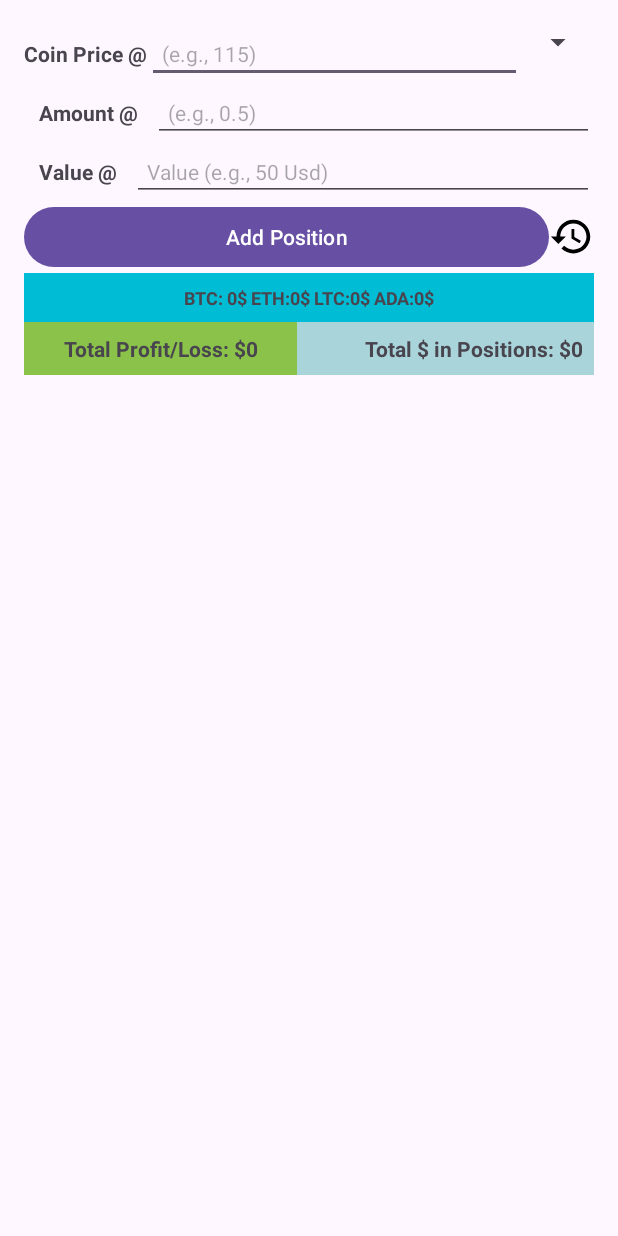
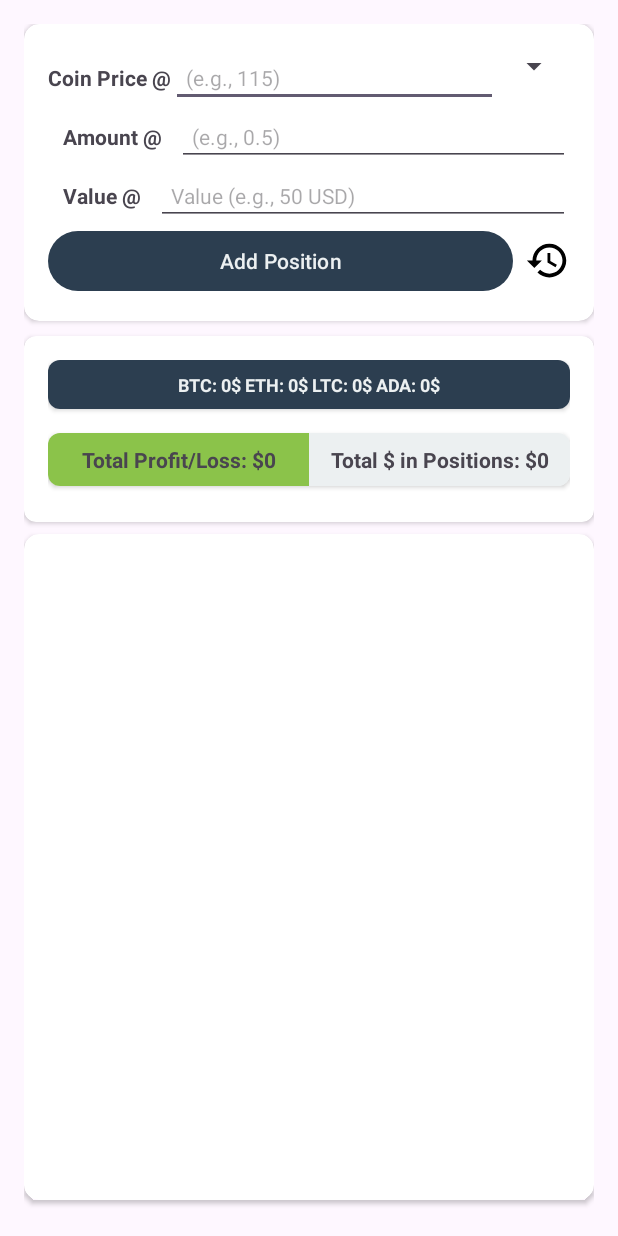
Before and after one commit to mati-tech/BitCollector, an Android app: the layout activity_dcacalculator.xml on its own in the app's theme, with its tools: preview values and no code run, on a phone screen of 412 x 824 dp. Run offline under Robolectric (Android 15) with nearby library versions, the phone set to English and light mode, and no system bars.

Commit message:
working version before new design for collapsing and profile part

```diff
--- a/dcaandroid/app/src/main/java/com/mati_tech/dca/dcanew/ui/DcaCalculator.kt
+++ b/dcaandroid/app/src/main/java/com/mati_tech/dca/dcanew/ui/DcaCalculator.kt
@@ -115,7 +115,7 @@ class DcaCalculator : AppCompatActivity() {
         }
         // Observe total sum
         viewModel.totalInvested.observe(this) { total ->
-            binding.TotalMoneyUsd.text = "Total $ in Positions: $${String.format("%.2f", total)}"
+            binding.TotalMoneyUsd.text = "Total$: $${String.format("%.2f", total)}"
         }
         // Fetch total initially and refresh when needed
         viewModel.fetchTotalInvested()
--- /dev/null
+++ b/dcaandroid/app/src/main/res/drawable/baseline_keyboard_arrow_down_24.xml
@@ -0,0 +1,5 @@
+<vector xmlns:android="http://schemas.android.com/apk/res/android" android:height="24dp" android:tint="#000000" android:viewportHeight="24" android:viewportWidth="24" android:width="24dp">
+
+    <path android:fillColor="@android:color/white" android:pathData="M7.41,8.59L12,13.17l4.59,-4.58L18,10l-6,6 -6,-6 1.41,-1.41z"/>
+
+</vector>
--- a/dcaandroid/app/src/main/res/layout/activity_dcacalculator.xml
+++ b/dcaandroid/app/src/main/res/layout/activity_dcacalculator.xml
@@ -8,11 +8,22 @@
     android:orientation="vertical"
     tools:context=".dcanew.ui.DcaCalculator">
 
-    //
+    <!-- CardView containing the inputs for position -->
+    <androidx.cardview.widget.CardView
+        android:layout_width="match_parent"
+        android:layout_height="wrap_content"
+        android:elevation="5dp"
+        app:cardCornerRadius="10dp"
+        android:layout_marginBottom="8dp">
 
+        <!-- Inside CardView: LinearLayout for Inputs -->
+        <LinearLayout
+            android:layout_width="match_parent"
+            android:orientation="vertical"
+            android:layout_height="wrap_content"
+            android:padding="16dp">
 
-
-
+            <!-- Coin Price Input Section -->
             <LinearLayout
                 android:layout_width="match_parent"
                 android:orientation="horizontal"
@@ -23,13 +34,11 @@
                     android:text="Coin Price @"
                     android:textStyle="bold"
                     android:textSize="14sp"
-            android:layout_height="wrap_content">
-
-        </TextView>
+                    android:layout_height="wrap_content"/>
 
                 <EditText
                     android:id="@+id/BuyPrice"
-            android:layout_width="match_parent"
+                    android:layout_width="0dp"
                     android:layout_height="wrap_content"
                     android:layout_weight="1"
                     android:padding="10dp"
@@ -40,41 +49,35 @@
                 <Spinner
                     android:layout_width="wrap_content"
                     android:id="@+id/coin_Name_spinner"
-
-            android:layout_height="wrap_content">
-
-        </Spinner>
-
+                    android:layout_height="wrap_content" />
             </LinearLayout>
 
-
-
+            <!-- Amount in Coin Input Section -->
             <LinearLayout
                 android:layout_width="match_parent"
                 android:layout_height="wrap_content"
                 android:orientation="horizontal">
+
                 <TextView
                     android:layout_width="wrap_content"
                     android:text="Amount @"
                     android:textStyle="bold"
                     android:padding="10dp"
+                    android:textSize="14sp"
+                    android:layout_height="wrap_content"/>
 
-            android:textSize="14sp"
-            android:layout_height="wrap_content">
-
-        </TextView>
                 <EditText
                     android:id="@+id/AmountinCoin"
-            android:layout_width="match_parent"
+                    android:layout_width="0dp"
                     android:layout_height="wrap_content"
+                    android:layout_weight="1"
                     android:hint="(e.g., 0.5)"
                     android:padding="10dp"
                     android:textSize="14sp"
                     android:inputType="numberDecimal" />
-
-
             </LinearLayout>
 
+            <!-- Value in USD Input Section -->
             <LinearLayout
                 android:layout_width="match_parent"
                 android:layout_height="wrap_content"
@@ -86,98 +89,143 @@
                     android:textStyle="bold"
                     android:padding="10dp"
                     android:textSize="14sp"
-        android:layout_height="wrap_content">
+                    android:layout_height="wrap_content"/>
 
-    </TextView>
                 <EditText
                     android:id="@+id/ValueinUSD"
-        android:layout_width="match_parent"
+                    android:layout_width="0dp"
                     android:layout_height="wrap_content"
-        android:hint="Value (e.g., 50 Usd)"
+                    android:layout_weight="1"
+                    android:hint="Value (e.g., 50 USD)"
                     android:textSize="14sp"
                     android:padding="10dp"
                     android:inputType="numberDecimal" />
 
             </LinearLayout>
-    //
-
-
             <LinearLayout
                 android:layout_width="match_parent"
                 android:orientation="horizontal"
                 android:layout_height="wrap_content">
+
             <Button
                 android:id="@+id/btnAddPosition"
                 android:layout_width="match_parent"
                 android:layout_height="wrap_content"
+                android:text="Add Position"
+
+                android:textColor="@color/main3"
+                android:layout_weight="1"
                 android:textSize="14sp"
-            android:layout_weight="1"
-            android:text="Add Position" />
+                />
             <ImageView
+                android:id="@+id/history_button"
                 android:layout_width="30dp"
-            android:id="@+id/history_button"
+                android:layout_height="30dp"
                 android:src="@drawable/baseline_history_24"
                 android:layout_gravity="center"
-            android:layout_height="30dp">
-        </ImageView>
+                android:layout_marginStart="8dp"/>
+            </LinearLayout>
+        </LinearLayout>
+    </androidx.cardview.widget.CardView>
 
-    </LinearLayout>
+    <!-- Button and History Button Section -->
+    <androidx.cardview.widget.CardView
+        android:layout_width="match_parent"
+        android:layout_height="wrap_content"
+        android:elevation="5dp"
+        app:cardCornerRadius="8dp"
+        android:layout_marginTop="2dp">
 
+        <!-- All Sections Inside One CardView -->
+        <LinearLayout
+            android:layout_width="match_parent"
+            android:orientation="vertical"
+            android:layout_height="wrap_content"
+            android:padding="16dp">
 
+            <!-- Current Price Section Inside CardView -->
+            <androidx.cardview.widget.CardView
+                android:layout_width="match_parent"
+                android:layout_height="wrap_content"
+                android:elevation="5dp"
+                app:cardCornerRadius="8dp"
+                android:layout_marginBottom="16dp">
 
-
+                <!-- Current Price Text Section -->
                 <TextView
                     android:id="@+id/currentprice"
                     android:layout_width="match_parent"
                     android:layout_height="wrap_content"
-            android:text="BTC: 0$ ETH:0$
-LTC:0$ ADA:0$"
-
+                    android:text="BTC: 0$ ETH: 0$ LTC: 0$ ADA: 0$"
                     android:textSize="12sp"
                     android:layout_gravity="center"
                     android:textStyle="bold"
-            android:background="#00BCD4"
+                    android:background="@color/main"
+                    android:textColor="@color/main3"
                     android:gravity="center"
                     android:padding="8dp" />
-        <!-- Profit/Loss Summary -->
+            </androidx.cardview.widget.CardView>
 
+            <!-- Profit/Loss Summary Section Inside CardView -->
+            <androidx.cardview.widget.CardView
+                android:layout_width="match_parent"
+                android:layout_height="wrap_content"
+                android:elevation="5dp"
+                app:cardCornerRadius="8dp"
+                android:layout_marginBottom="8dp">
+
+                <!-- Profit/Loss Summary Section -->
                 <LinearLayout
                     android:layout_width="match_parent"
                     android:orientation="horizontal"
                     android:layout_height="wrap_content">
+
                     <TextView
                         android:id="@+id/TotalProfitLoss"
-            android:layout_width="wrap_content"
-            android:layout_height="wrap_content"
+                        android:layout_width="0dp"
+                        android:layout_height="match_parent"
                         android:text="Total Profit/Loss: $0"
                         android:textSize="14sp"
                         android:gravity="center"
                         android:layout_weight="1"
                         android:background="@color/green"
-            android:layout_gravity="center"
                         android:textStyle="bold"
-            android:padding="8dp" />
+                        android:padding="8dp"/>
+
                     <TextView
                         android:id="@+id/TotalMoneyUsd"
-            android:layout_width="wrap_content"
-            android:layout_height="wrap_content"
+                        android:layout_width="0dp"
+                        android:layout_height="match_parent"
                         android:text="Total $ in Positions: $0"
                         android:textSize="14sp"
-            android:gravity="end"
+                        android:gravity="center"
                         android:layout_weight="1"
-            android:background="#A9D4DA"
-            android:layout_gravity="center"
+                        android:background="@color/main3"
                         android:textStyle="bold"
-            android:padding="8dp" />
+                        android:padding="8dp"/>
+                </LinearLayout>
+            </androidx.cardview.widget.CardView>
 
         </LinearLayout>
 
-    <!-- RecyclerView to display positions -->
+    </androidx.cardview.widget.CardView>
+
+    <androidx.cardview.widget.CardView
+        android:layout_width="match_parent"
+        android:layout_height="0dp"
+        android:elevation="5dp"
+        android:layout_weight="1"
+        app:cardCornerRadius="10dp"
+        android:layout_marginTop="8dp"
+        android:layout_marginBottom="8dp">
+    <!-- RecyclerView to Display Positions -->
         <androidx.recyclerview.widget.RecyclerView
             android:id="@+id/PositionsRecyclerView"
             android:layout_width="match_parent"
-        android:layout_height="0dp"
+            android:padding="4dp"
+            android:layout_height="match_parent"
             android:layout_weight="1"
             android:paddingTop="8dp" />
+    </androidx.cardview.widget.CardView>
 
 </LinearLayout>
--- a/dcaandroid/app/src/main/res/values/colors.xml
+++ b/dcaandroid/app/src/main/res/values/colors.xml
@@ -5,4 +5,7 @@
     <color name="red">#FF0303</color>
     <color name="green">#8BC34A</color>
     <color name="light_grey">#686866</color>
+    <color name="main">#2C3E50</color>
+    <color name="main2">#27AE60</color>
+    <color name="main3">#ECF0F1</color>
 </resources>
--- a/dcaandroid/app/src/main/res/values/themes.xml
+++ b/dcaandroid/app/src/main/res/values/themes.xml
@@ -2,7 +2,9 @@
     <!-- Base application theme. -->
     <style name="Base.Theme.Dca" parent="Theme.Material3.DayNight.NoActionBar">
         <!-- Customize your light theme here. -->
-        <!-- <item name="colorPrimary">@color/my_light_primary</item> -->
+         <item name="colorPrimary">@color/main</item>
+         <item name="colorOnPrimary">@color/main2</item>
+         <item name="colorPrimaryVariant">@color/main3</item>
     </style>
 
     <style name="Theme.Dca" parent="Base.Theme.Dca" />
```
Also changed, not shown: dcaandroid/app/src/main/res/layout/activity_position_history.xml (+5 -3 lines), dcaandroid/app/src/main/res/layout/history_item.xml (+21 -3 lines), dcaandroid/app/src/main/res/layout/item.xml (+25 -19 lines). Lines whose indentation alone changed are shown as unchanged.
